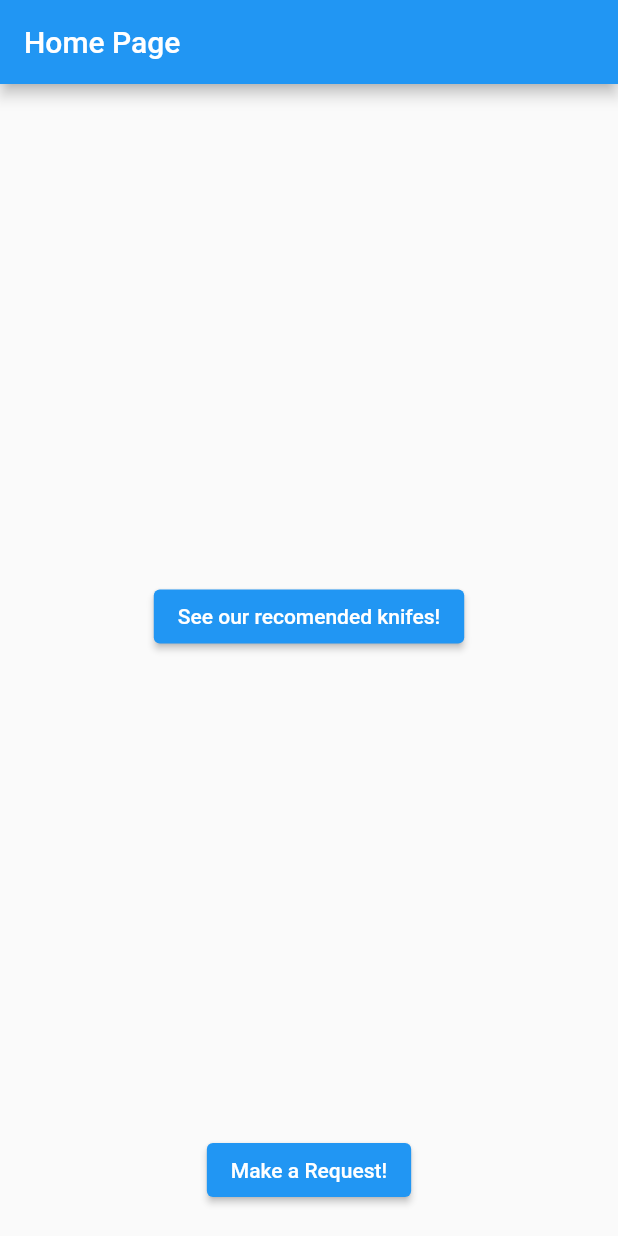
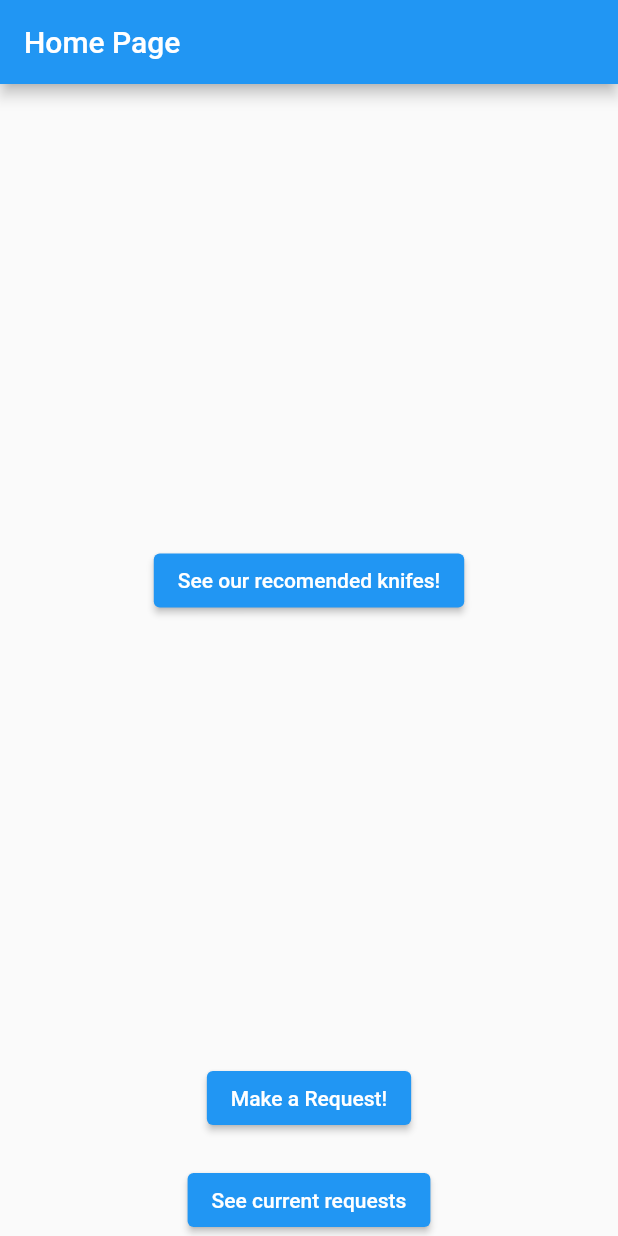
Before and after one commit to AlexandruC5/KnifyShop, a Flutter app: the screen it shows after launch, on a phone screen of 412 x 824 dp. Run offline on Flutter 3.47's test engine with Material 2 defaults, Android fonts, the phone set to English and light mode, and no system bars; our stand-ins replace cloud_firestore, firebase_core, firebase_storage; accounts and stored records are empty.

Commit message:
Requests working! You can submit and see current requests

```diff
--- a/lib/Home.dart
+++ b/lib/Home.dart
@@ -27,6 +27,13 @@ class HomePage extends StatelessWidget {
                   Navigator.of(context).pushNamed('/three');
                 }),
           ),
-        ]));
+          ElevatedButton(
+            child: Text('See current requests'),
+            onPressed:(){
+              Navigator.of(context).pushNamed('/four');
+            }
+          )
+        ])
+        );
   }
 }
--- a/lib/RequestKnife.dart
+++ b/lib/RequestKnife.dart
@@ -57,7 +57,7 @@ class _RequestKnifePage extends State<RequestKnifePage> {
         child: TextField(
           decoration: InputDecoration(
             filled: true,
-            labelText: 'Introduce the name of the knife you want'
+            labelText: 'Introduce the name and price range of the knife you want'
           ),
           onSubmitted: (String knifeName){
             addRequest(knifeName);
--- a/lib/main.dart
+++ b/lib/main.dart
@@ -1,5 +1,6 @@
 import 'package:KnifyShop/Home.dart';
 import 'package:KnifyShop/RequestKnife.dart';
+import 'package:KnifyShop/RequestedKnifes.dart';
 import 'package:cloud_firestore/cloud_firestore.dart';
 import 'package:firebase_core/firebase_core.dart';
 import 'package:flutter/material.dart';
@@ -24,6 +25,7 @@ class KnifyShop extends StatelessWidget {
         '/':(context)=>HomePage(),
         '/two':(context)=>MainPage(),
         '/three':(context)=>RequestKnifePage(),
+        '/four':(context)=>RequestedKnifesPage(),
       },
       initialRoute: '/',
     );
```
Also changed, not shown: lib/RequestedKnifes.dart (+23 -9 lines).
